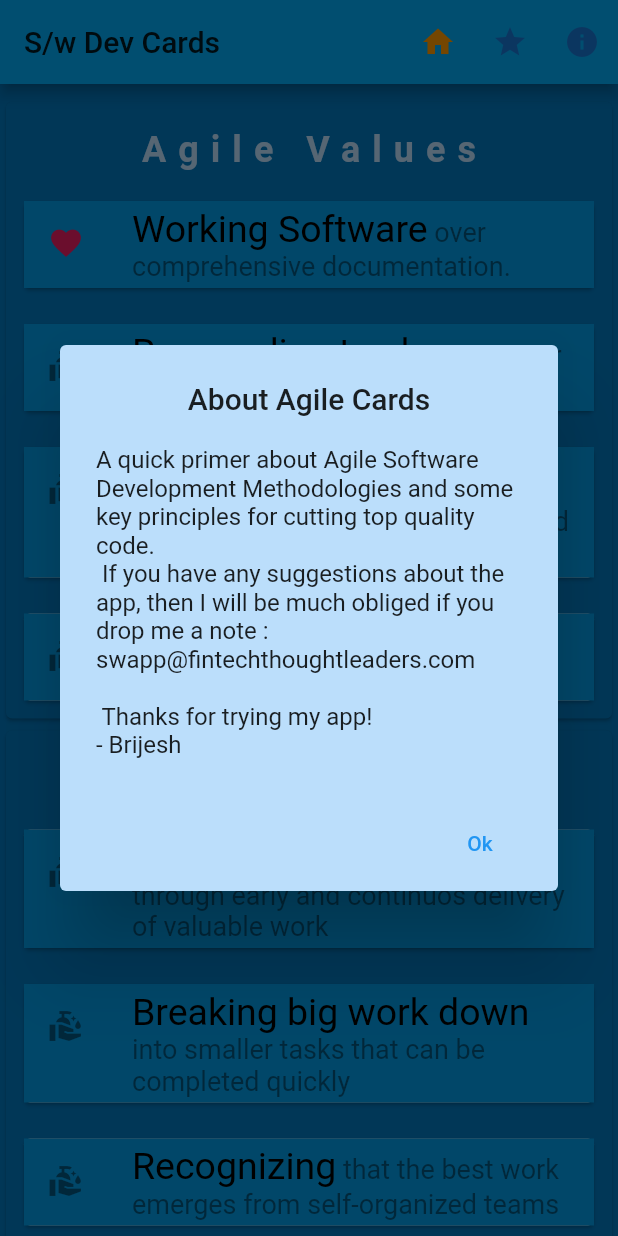
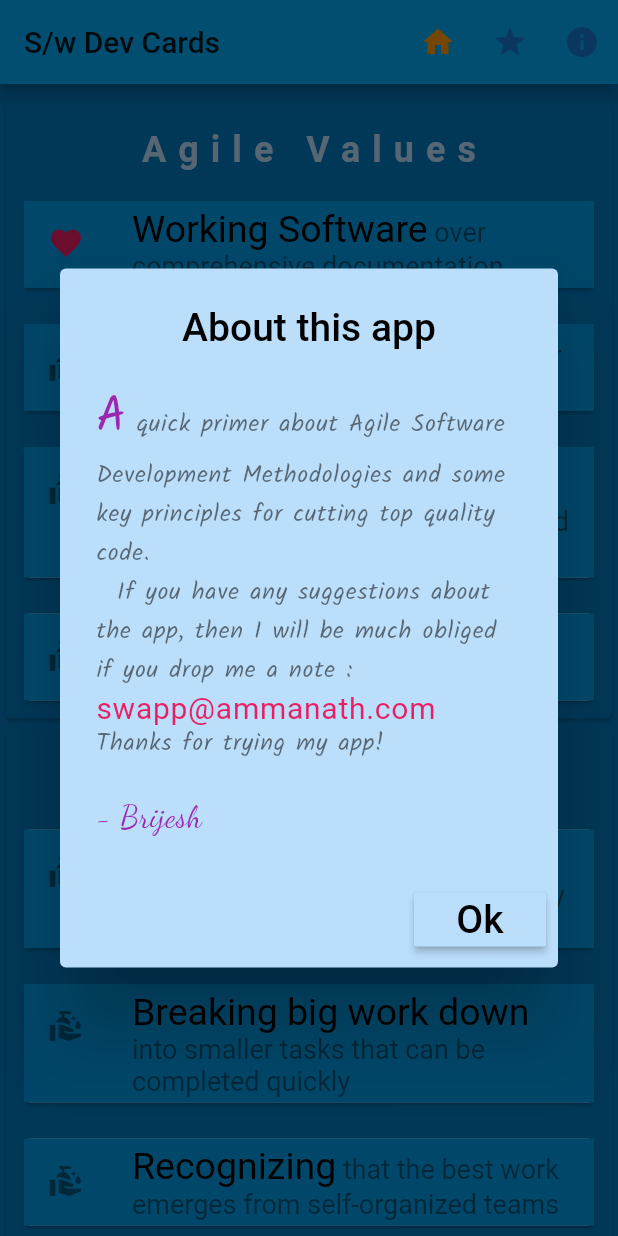
Before and after one commit to ammanath/agileCards, a Flutter app: the screen it shows after launch, after a tap on the "info" icon, on a phone screen of 412 x 824 dp. Run offline on Flutter 3.47's test engine with Material 2 defaults, Android fonts, the phone set to English and light mode, and no system bars; our stand-ins replace animated_text_kit, google_fonts, rating_dialog; missing offline and left inert: launch_review; Roboto replaces fonts that are missing (Amarante, Marvel).

Commit message:
changed fonts

```diff
--- a/lib/aboutButton.dart
+++ b/lib/aboutButton.dart
@@ -1,4 +1,5 @@
 import 'package:flutter/material.dart';
+import 'package:google_fonts/google_fonts.dart';
 
 class AboutButton extends StatelessWidget {
   const AboutButton({
@@ -15,26 +16,60 @@ class AboutButton extends StatelessWidget {
       },
     );
   }
-//TODO: Need to get the right fonts and colors for this.
-//TODO: Change the OK font size
+
   void showAboutDialog(BuildContext context) {
+    var textAbout =
+        "A quick primer about Agile Software Development Methodologies and some key principles for cutting top quality code. \n  If you have any suggestions about the app, then I will be much obliged if you drop me a note : ";
+    String email = "swapp@ammanath.com";
+    String thanks =  "\nThanks for trying my app! ";
+    String signature = "\n\n- Brijesh";
     showDialog(
         context: context,
         barrierDismissible: true,
         builder: (context) {
           return AlertDialog(
-            title: Center(child: Text("About Agile Cards")),
-            content: Text(
-                "A quick primer about Agile Software Development Methodologies and some key principles for cutting top quality code. \n If you have any suggestions about the app, then I will be much obliged if you drop me a note : swapp@fintechthoughtleaders.com \n \n Thanks for trying my app! \n- Brijesh"),
+            title: Center(child: Text(
+              "About this app",
+              style: GoogleFonts.amarante(fontSize: 26, color: Colors.black,)
+              )),
+            content: Text.rich(
+              TextSpan(
+                text: textAbout[0],
+                style: GoogleFonts.kalam(
+                  color: Colors.purple,
+                  letterSpacing: .5,
+                  fontSize: 32,
+                ),
+                children: [
+                  TextSpan(
+                    text: textAbout.substring(1),
+                    style: GoogleFonts.kalam(fontSize: 16, color: Colors.black54),
+                  ),
+                  TextSpan(
+                    text: email,
+                    style: GoogleFonts.marvel(fontSize: 20, color: Colors.pink, ),
+                  ),
+                  TextSpan(
+                    text: thanks,
+                    style: GoogleFonts.kalam(fontSize: 16, color: Colors.black54),
+                  ),
+                  TextSpan(
+                    text: signature,
+                    style: GoogleFonts.dancingScript(fontSize: 20, color: Colors.purple, ),
+                  )
+                ],
+              ),
+            ),
             elevation: 24.0,
             backgroundColor: Colors.blue[100],
             actions: <Widget>[
-              FlatButton(
-                child: Text('Ok'),
+              RaisedButton(
+                child: Text('Ok', style: GoogleFonts.amarante(fontSize: 26, color: Colors.black,)),
                 textColor: Colors.blue,
                 onPressed: () {
                   Navigator.of(context).pop();
                 },
+                color: Colors.blue[100],
               ),
             ],
           );
--- a/lib/popUpTextWidget.dart
+++ b/lib/popUpTextWidget.dart
@@ -63,11 +63,11 @@ class DisplayWidget extends StatelessWidget {
       child: Text.rich(
         TextSpan(
           text: text[0],
-          style: TextStyle(fontSize: 35, color: Colors.pink),
+          style: GoogleFonts.kalam(fontSize: 35, color: Colors.pink),
           children: [
             TextSpan(
               text: text.substring(1),
-              style: TextStyle(fontSize: 20, color: Colors.black54),
+              style: GoogleFonts.kalam(fontSize: 20, color: Colors.black54),
             )
           ],
         ),
```
Also changed, not shown: lib/DataListWidget.dart (+0 -14 lines), pubspec.yaml (+1 -53 lines).
